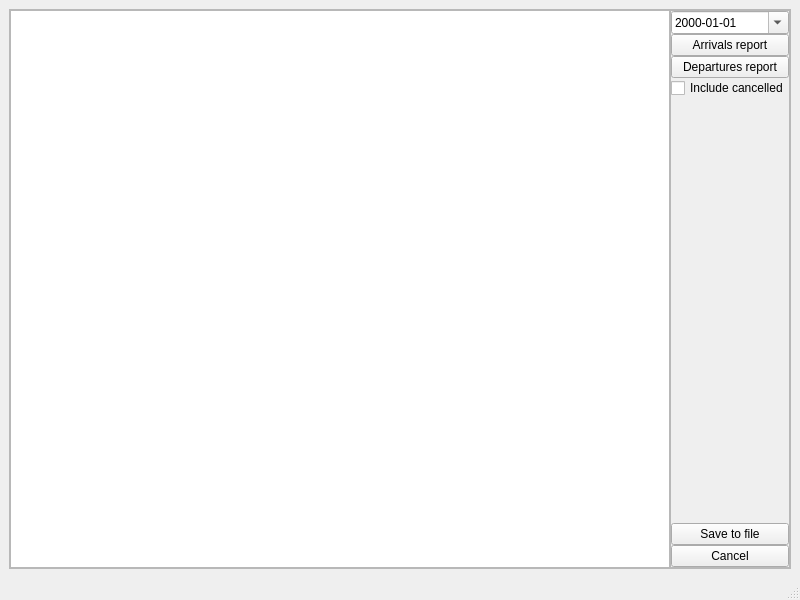
zwg3/Hotelier-desktop, file Views/ReportWindow.ui: the form before one commit.
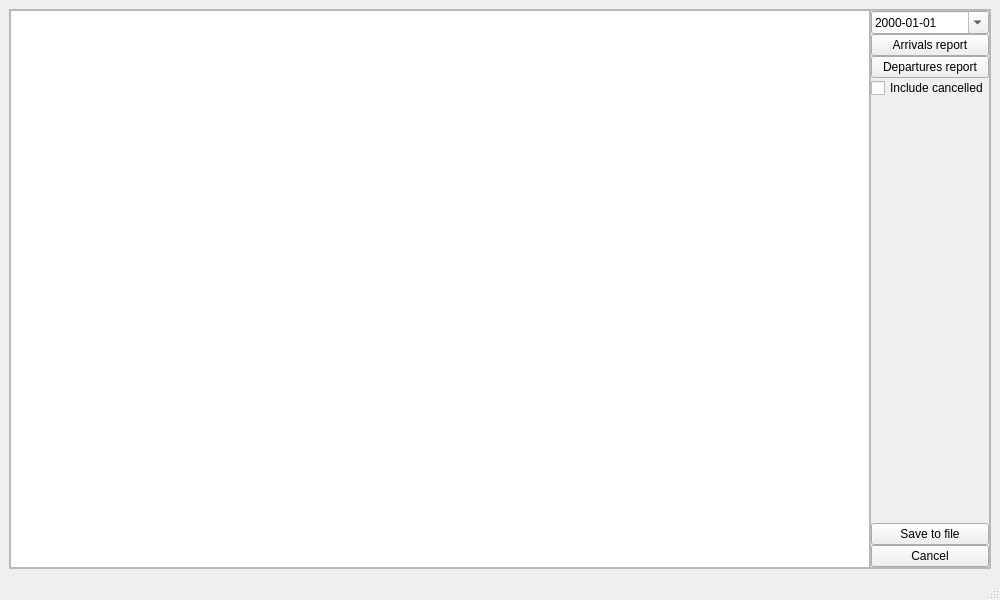
The form after the commit.

Diff of the .ui file:
```diff
--- a/Views/ReportWindow.ui
+++ b/Views/ReportWindow.ui
@@ -6,7 +6,7 @@
    <rect>
     <x>0</x>
     <y>0</y>
-    <width>800</width>
+    <width>1000</width>
     <height>600</height>
    </rect>
   </property>
```
Left out of the diff: 2 changed lines with no effect on the pictures.
